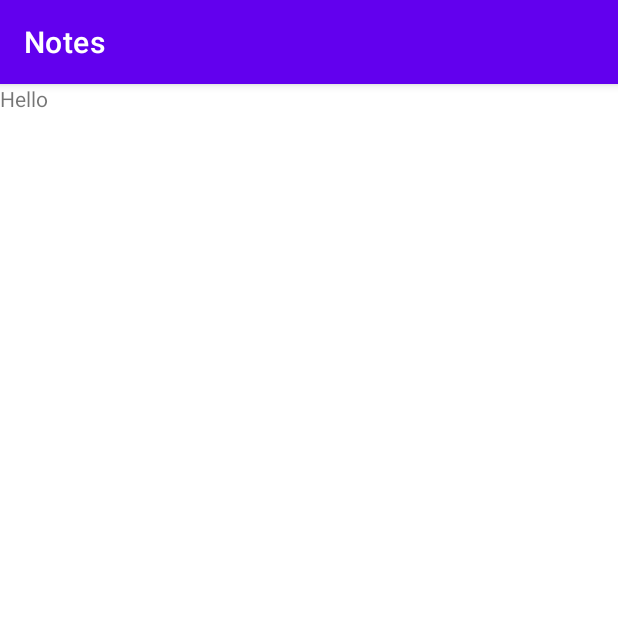
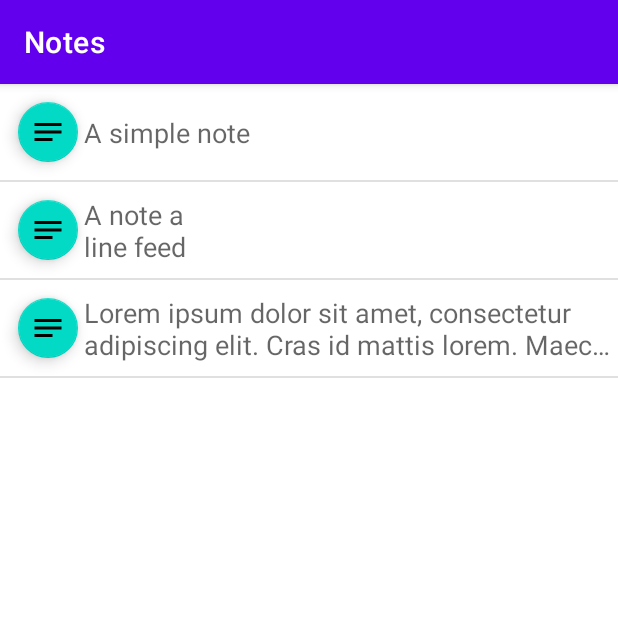
Before and after one commit to MobileApps-Cascadia/recyclerview-with-fragments, an Android app: the screen it shows after launch (MainActivity), on a phone screen of 412 x 824 dp, the top half of it. Run offline under Robolectric (Android 15) with nearby library versions, the phone set to English and light mode, and no system bars.

Commit message:
RecyclerView and Adapter

```diff
--- /dev/null
+++ b/app/src/main/java/com/example/plainolnotes4/Constants.kt
@@ -0,0 +1,3 @@
+package com.example.plainolnotes4
+
+const val NEW_NOTE_ID = 0
--- a/app/src/main/java/com/example/plainolnotes4/MainFragment.kt
+++ b/app/src/main/java/com/example/plainolnotes4/MainFragment.kt
@@ -1,22 +1,45 @@
 package com.example.plainolnotes4
 
+import android.content.ContentValues.TAG
 import android.os.Bundle
+import android.util.Log
 import android.view.LayoutInflater
 import android.view.View
 import android.view.ViewGroup
 import androidx.fragment.app.Fragment
+import androidx.lifecycle.Observer
 import androidx.lifecycle.ViewModelProvider
+import androidx.recyclerview.widget.DividerItemDecoration
+import androidx.recyclerview.widget.LinearLayoutManager
+import com.example.plainolnotes4.databinding.MainFragmentBinding
 
 class MainFragment : Fragment() {
 
     private lateinit var viewModel: MainViewModel
+    private lateinit var binding: MainFragmentBinding
+    private lateinit var adapter: NotesListAdapter
 
     override fun onCreateView(
         inflater: LayoutInflater, container: ViewGroup?,
         savedInstanceState: Bundle?
     ): View? {
+        binding = MainFragmentBinding.inflate(inflater,container, false)
         viewModel = ViewModelProvider(this).get(MainViewModel::class.java)
-        return inflater.inflate(R.layout.main_fragment, container, false)
+        with(binding.recyclerView) {
+            setHasFixedSize(true)
+            val divider = DividerItemDecoration(
+                context, LinearLayoutManager(context).orientation
+            )
+            addItemDecoration(divider)
+        }
+
+        viewModel.notesList.observe(viewLifecycleOwner, Observer {
+            Log.i("noteLogging", it.toString())
+            adapter = NotesListAdapter(it)
+            binding.recyclerView.adapter = adapter
+            binding.recyclerView.layoutManager = LinearLayoutManager(activity)
+        })
+        return binding.root
     }
 
 }
--- a/app/src/main/java/com/example/plainolnotes4/MainViewModel.kt
+++ b/app/src/main/java/com/example/plainolnotes4/MainViewModel.kt
@@ -1,7 +1,14 @@
 package com.example.plainolnotes4
 
+import androidx.lifecycle.MutableLiveData
 import androidx.lifecycle.ViewModel
+import com.example.plainolnotes4.data.NoteEntity
+import com.example.plainolnotes4.data.SampleDataProvider
 
 class MainViewModel : ViewModel() {
-    // TODO: Implement the ViewModel
+    val notesList = MutableLiveData<List<NoteEntity>>()
+
+    init {
+        notesList.value = SampleDataProvider.getNotes()
+    }
 }
--- /dev/null
+++ b/app/src/main/java/com/example/plainolnotes4/NotesListAdapter.kt
@@ -0,0 +1,32 @@
+package com.example.plainolnotes4
+
+import android.view.LayoutInflater
+import android.view.View
+import android.view.ViewGroup
+import androidx.recyclerview.widget.RecyclerView
+import com.example.plainolnotes4.data.NoteEntity
+import com.example.plainolnotes4.databinding.ItemListBinding
+
+class NotesListAdapter(private val notesList: List<NoteEntity>) :
+RecyclerView.Adapter<NotesListAdapter.ViewHolder>(){
+    inner class ViewHolder(itemView: View) :
+            RecyclerView.ViewHolder(itemView) {
+                val binding = ItemListBinding.bind(itemView)
+    }
+
+    override fun onCreateViewHolder(parent: ViewGroup, viewType: Int): ViewHolder {
+        val inflater = LayoutInflater.from(parent.context)
+        val view = inflater.inflate(R.layout.item_list, parent, false)
+        return ViewHolder(view)
+    }
+
+    override fun getItemCount() = notesList.size
+
+
+    override fun onBindViewHolder(holder: ViewHolder, position: Int) {
+        val note = notesList[position]
+        with(holder.binding) {
+           noteText.text = note.text
+        }
+    }
+}
--- /dev/null
+++ b/app/src/main/java/com/example/plainolnotes4/data/NoteEntity.kt
@@ -0,0 +1,13 @@
+package com.example.plainolnotes4.data
+
+import com.example.plainolnotes4.NEW_NOTE_ID
+import java.util.*
+
+data class NoteEntity (
+    var id:Int,
+    var date: Date,
+    var text: String
+) {
+    constructor(): this(NEW_NOTE_ID, Date(),"")
+    constructor(date: Date, text: String): this(NEW_NOTE_ID, date, text)
+}
--- /dev/null
+++ b/app/src/main/java/com/example/plainolnotes4/data/SampleDataProvider.kt
@@ -0,0 +1,27 @@
+package com.example.plainolnotes4.data
+
+import java.util.*
+
+class SampleDataProvider {
+
+    companion object{
+        private val sampleText1 = "A simple note"
+        private val sampleText2 = "A note a\nline feed"
+        private val sampleText3 = """
+        Lorem ipsum dolor sit amet, consectetur adipiscing elit. Cras id mattis lorem. Maecenas blandit efficitur magna. Nulla facilisi. Etiam quis dui placerat, feugiat augue eget, cursus neque. Integer auctor efficitur nisl, et ultrices lorem ullamcorper ut. Etiam maximus odio nisl, sed egestas lacus tincidunt at. Duis ligula dui, venenatis vitae quam quis, placerat ultricies ipsum. Donec at imperdiet nisi.
+
+        Mauris sagittis imperdiet ligula, sed luctus felis sollicitudin sit amet. In pretium libero in bibendum euismod. Praesent elementum varius turpis, vel aliquet ex convallis ut. Sed porta ligula id ex pellentesque, et suscipit nisi euismod. Aenean convallis vehicula vestibulum. Fusce sed tristique augue. Nunc tincidunt nisi venenatis, condimentum ante at, fermentum ante. Donec et lorem tempus, finibus ligula in, semper nunc. Cras vitae lorem nec nibh pretium convallis at id sapien. Suspendisse et facilisis ex.
+        """.trimIndent()
+
+
+        private fun getDate(diff: Long): Date {
+            return Date(Date().time + diff)
+        }
+
+        fun getNotes() = arrayListOf(
+            NoteEntity(1, getDate(0), sampleText1),
+            NoteEntity(1, getDate(1), sampleText2),
+            NoteEntity(1, getDate(2), sampleText3)
+        )
+    }
+}
--- /dev/null
+++ b/app/src/main/res/layout/item_list.xml
@@ -0,0 +1,34 @@
+<?xml version="1.0" encoding="utf-8"?>
+<androidx.constraintlayout.widget.ConstraintLayout xmlns:android="http://schemas.android.com/apk/res/android"
+    xmlns:app="http://schemas.android.com/apk/res-auto"
+    xmlns:tools="http://schemas.android.com/tools"
+    android:layout_width="match_parent"
+    android:layout_height="wrap_content">
+
+    <com.google.android.material.floatingactionbutton.FloatingActionButton
+        android:id="@+id/floatingActionButton"
+        android:layout_width="72dp"
+        android:layout_height="wrap_content"
+        android:layout_margin="8dp"
+        android:clickable="true"
+        android:focusable="true"
+        app:fabSize="mini"
+        app:layout_constraintBottom_toBottomOf="parent"
+        app:layout_constraintTop_toTopOf="parent"
+        app:layout_constraintStart_toStartOf="parent"
+        app:srcCompat="@drawable/ic_note" />
+
+    <TextView
+        android:id="@+id/noteText"
+        android:layout_width="0dp"
+        android:layout_height="wrap_content"
+        android:ellipsize="end"
+        android:maxLines="2"
+        android:textAppearance="@style/TextAppearance.AppCompat.Medium"
+        app:layout_constraintTop_toTopOf="parent"
+        app:layout_constraintBottom_toBottomOf="parent"
+        app:layout_constraintEnd_toEndOf="parent"
+        app:layout_constraintStart_toEndOf="@+id/floatingActionButton"
+        tools:text="Some text to display during design"
+        />
+</androidx.constraintlayout.widget.ConstraintLayout>
--- a/app/src/main/res/layout/main_fragment.xml
+++ b/app/src/main/res/layout/main_fragment.xml
@@ -1,13 +1,21 @@
 <?xml version="1.0" encoding="utf-8"?>
-<FrameLayout xmlns:android="http://schemas.android.com/apk/res/android"
+<androidx.constraintlayout.widget.ConstraintLayout xmlns:android="http://schemas.android.com/apk/res/android"
     xmlns:tools="http://schemas.android.com/tools"
     android:layout_width="match_parent"
     android:layout_height="match_parent"
+    xmlns:app="http://schemas.android.com/apk/res-auto"
     tools:context=".MainFragment">
 
-    <TextView
-        android:layout_width="match_parent"
-        android:layout_height="match_parent"
-        android:text="Hello" />
 
-</FrameLayout>
+    <androidx.recyclerview.widget.RecyclerView
+        android:id="@+id/recyclerView"
+        android:layout_width="0dp"
+        android:layout_height="0dp"
+        android:clickable="true"
+        android:focusable="true"
+        app:layout_constraintTop_toTopOf="parent"
+        app:layout_constraintBottom_toBottomOf="parent"
+        app:layout_constraintStart_toStartOf="parent"
+        app:layout_constraintEnd_toEndOf="parent"/>
+
+</androidx.constraintlayout.widget.ConstraintLayout>
```
